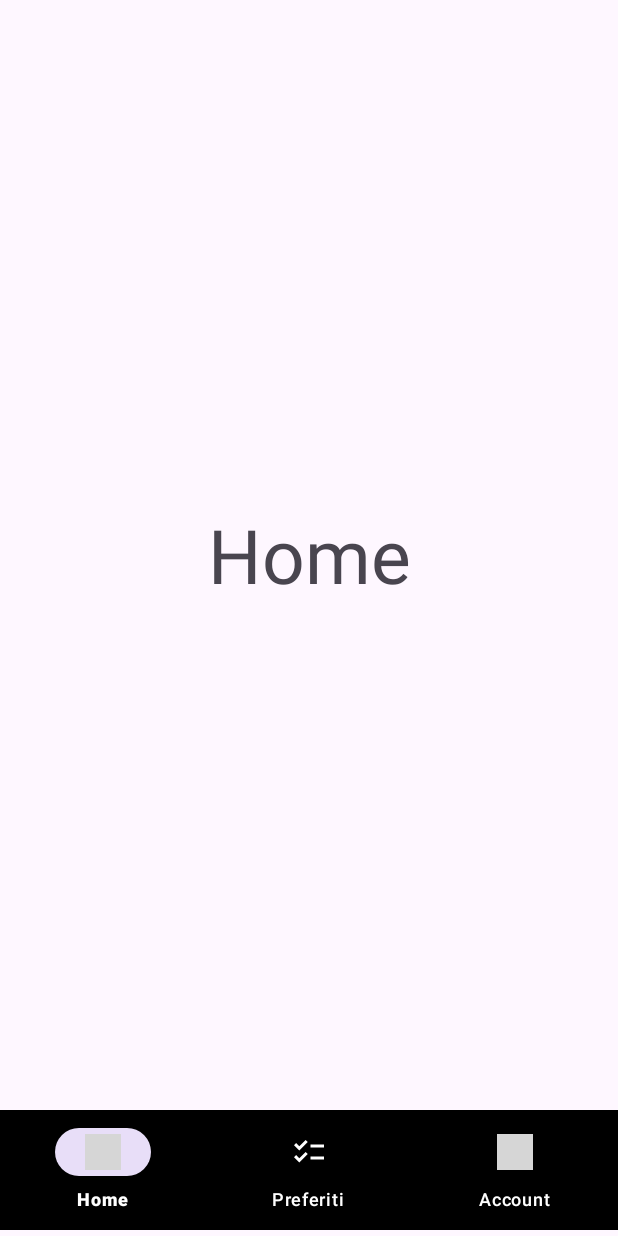
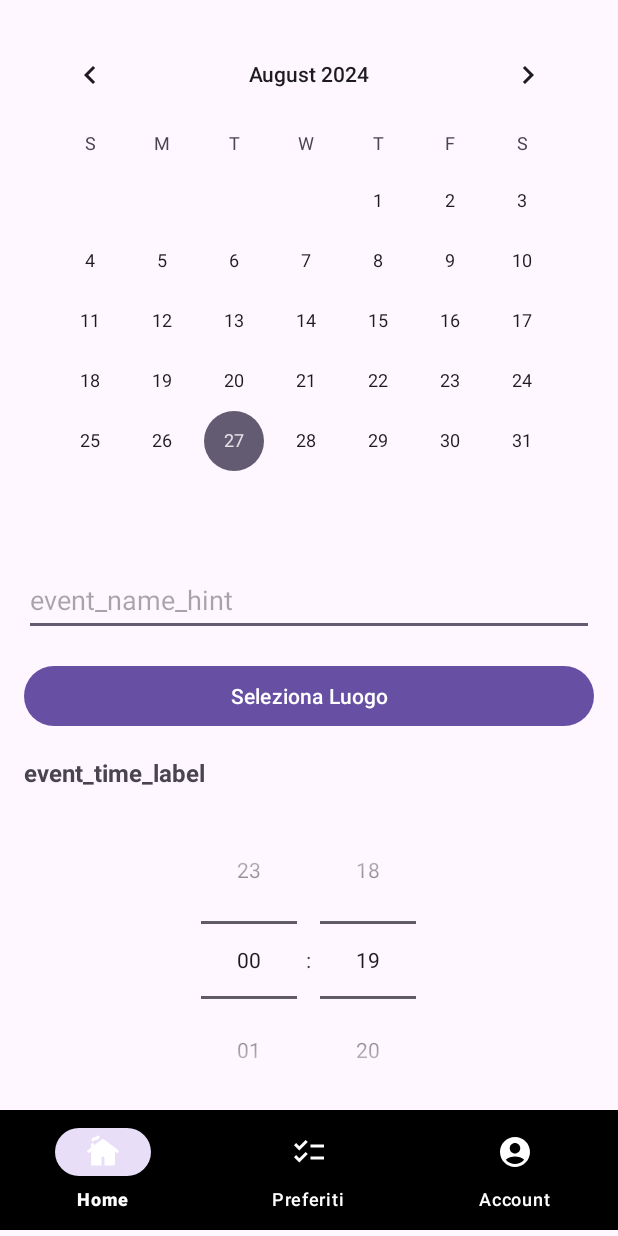
Before and after one commit to TommasoMariani/Agenda, an Android app: the screen it shows after launch once a user with an empty profile is signed in (MainActivity), on a phone screen of 412 x 824 dp. Run offline under Robolectric (Android 15) with nearby library versions, the phone set to English and light mode, and no system bars; our stand-ins replace Firebase (no records; nobody signed in at launch, a user with empty details on screens opened directly); grey boxes are pictures that could not be loaded.

Commit message:
creazione pagina home (Agenda) e test su telefono

```diff
--- a/app/src/main/java/com/example/agenda/Login.kt
+++ b/app/src/main/java/com/example/agenda/Login.kt
@@ -50,7 +50,6 @@ class Login : AppCompatActivity() {
             }
         }
 
-        // Configurazione dell'interfaccia a schermo intero
         ViewCompat.setOnApplyWindowInsetsListener(findViewById(R.id.main)) { v, insets ->
             val systemBars = insets.getInsets(WindowInsetsCompat.Type.systemBars())
             v.setPadding(systemBars.left, systemBars.top, systemBars.right, systemBars.bottom)
@@ -61,11 +60,11 @@ class Login : AppCompatActivity() {
     override fun onStart() {
         super.onStart()
 
-        // Se l'utente è già autenticato, lo reindirizziamo alla MainActivity
+        // Se l'utente è già autenticato, lo reindirizza alla MainActivity
         if (firebaseAuth.currentUser != null) {
             val intent = Intent(this, MainActivity::class.java)
             startActivity(intent)
-            finish() // Chiudiamo l'attività corrente per impedire il ritorno al login
+            finish() //
         }
     }
 }
--- a/app/src/main/java/com/example/agenda/MainActivity.kt
+++ b/app/src/main/java/com/example/agenda/MainActivity.kt
@@ -14,7 +14,7 @@ import com.google.android.material.bottomnavigation.BottomNavigationView
 class MainActivity : AppCompatActivity() {
     override fun onCreate(savedInstanceState: Bundle?) {
         super.onCreate(savedInstanceState)
-        setContentView(R.layout.activity_main) // Deve essere chiamato prima di accedere alle view
+        setContentView(R.layout.activity_main)
 
         enableEdgeToEdge()
 
@@ -22,7 +22,6 @@ class MainActivity : AppCompatActivity() {
         val fragmentPreferiti = FragmentPreferiti()
         val fragmentImpostazioni = FragmentImpostazioni()
 
-        // Carica il primo Fragment (Home) all'avvio
         makeCurrentFragment(fragmentHome)
 
         val bottomNavigation = findViewById<BottomNavigationView>(R.id.navMenu)
@@ -53,7 +52,7 @@ class MainActivity : AppCompatActivity() {
 
     private fun makeCurrentFragment(fragment: Fragment) =
         supportFragmentManager.beginTransaction().apply {
-            replace(R.id.wrapper, fragment) // Usa l'ID "wrapper" dal layout XML
+            replace(R.id.wrapper, fragment)
             commit()
         }
 }
--- a/app/src/main/java/com/example/agenda/Registrazione.kt
+++ b/app/src/main/java/com/example/agenda/Registrazione.kt
@@ -17,7 +17,6 @@ class Registrazione : AppCompatActivity() {
     override fun onCreate(savedInstanceState: Bundle?) {
         super.onCreate(savedInstanceState)
 
-        // Inizializzazione del binding e FirebaseAuth
         binding = ActivityRegistrazioneBinding.inflate(layoutInflater)
         setContentView(binding.root)
 
@@ -33,7 +32,7 @@ class Registrazione : AppCompatActivity() {
             val pass = binding.password.text.toString()
             val confPass = binding.confermaPassword.text.toString()
 
-            // Controllo che tutti i campi siano riempiti
+           //controllo campi
             if (email.isNotEmpty() && pass.isNotEmpty() && confPass.isNotEmpty()) {
                 // Controllo che le password corrispondano
                 if (pass == confPass) {
@@ -55,7 +54,7 @@ class Registrazione : AppCompatActivity() {
             }
         }
 
-        // Configurazione dell'interfaccia a schermo intero
+
         ViewCompat.setOnApplyWindowInsetsListener(findViewById(R.id.main)) { v, insets ->
             val systemBars = insets.getInsets(WindowInsetsCompat.Type.systemBars())
             v.setPadding(systemBars.left, systemBars.top, systemBars.right, systemBars.bottom)
--- a/app/src/main/java/com/example/agenda/fragment/FragmentHome.kt
+++ b/app/src/main/java/com/example/agenda/fragment/FragmentHome.kt
@@ -1,60 +1,124 @@
 package com.example.agenda.fragment
 
+import android.app.Activity
+import android.content.Intent
 import android.os.Bundle
-import androidx.fragment.app.Fragment
 import android.view.LayoutInflater
 import android.view.View
 import android.view.ViewGroup
+import android.widget.*
+import androidx.fragment.app.Fragment
+import androidx.appcompat.widget.SwitchCompat
 import com.example.agenda.R
+import com.google.firebase.database.DatabaseReference
+import com.google.firebase.database.FirebaseDatabase
 
-// TODO: Rename parameter arguments, choose names that match
-// the fragment initialization parameters, e.g. ARG_ITEM_NUMBER
-private const val ARG_PARAM1 = "param1"
-private const val ARG_PARAM2 = "param2"
+class FragmentHome : Fragment() {
 
-/**
- * A simple [Fragment] subclass.
- * Use the [FragmentHome.newInstance] factory method to
- * create an instance of this fragment.
- */
-class FragmentHome : Fragment() {
-    // TODO: Rename and change types of parameters
-    private var param1: String? = null
-    private var param2: String? = null
 
-    override fun onCreate(savedInstanceState: Bundle?) {
-        super.onCreate(savedInstanceState)
-        arguments?.let {
-            param1 = it.getString(ARG_PARAM1)
-            param2 = it.getString(ARG_PARAM2)
-        }
-    }
+    private lateinit var calendarView: CalendarView
+    private lateinit var eventName: EditText
+    private lateinit var selectLocationButton: Button
+    private lateinit var eventTimePicker: TimePicker
+    private lateinit var notificationSwitch: SwitchCompat
+    private lateinit var addEventButton: Button
+    private lateinit var database: DatabaseReference
+
+    private var selectedDate: String = ""
+    private var selectedTime: String = ""
 
     override fun onCreateView(
         inflater: LayoutInflater, container: ViewGroup?,
         savedInstanceState: Bundle?
     ): View? {
-        // Inflate the layout for this fragment
-        return inflater.inflate(R.layout.fragment_home, container, false)
+
+        val view = inflater.inflate(R.layout.fragment_home, container, false)
+
+
+        database = FirebaseDatabase.getInstance().getReference("events")
+
+        // Collegamento delle viste
+        calendarView = view.findViewById(R.id.calendarView)
+        eventName = view.findViewById(R.id.eventName)
+        selectLocationButton = view.findViewById(R.id.selezionaLuogo) // Corretto qui
+        eventTimePicker = view.findViewById(R.id.eventTimePicker)
+        notificationSwitch = view.findViewById(R.id.notificationSwitch)
+        addEventButton = view.findViewById(R.id.addEventButton)
+
+        // Configurazione del CalendarView
+        calendarView.setOnDateChangeListener { _, year, month, dayOfMonth ->
+            selectedDate = "$dayOfMonth/${month + 1}/$year"
+        }
+
+        // Configurazione del TimePicker
+        eventTimePicker.setIs24HourView(true)
+        eventTimePicker.setOnTimeChangedListener { _, hourOfDay, minute ->
+            selectedTime = String.format("%02d:%02d", hourOfDay, minute)
+        }
+
+        // Gestione del pulsante per selezionare la posizione
+        selectLocationButton.setOnClickListener {
+            // Implementazione per selezionare il luogo (da aggiungere)
+            val intent = Intent(context, Mappa::class.java) // Sostituisci con la tua attività per la mappa
+            startActivityForResult(intent, 1)
+        }
+
+        // Gestione del pulsante per aggiungere un evento
+        addEventButton.setOnClickListener {
+            addEventToFirebase()
+        }
+
+        return view
     }
 
-    companion object {
-        /**
-         * Use this factory method to create a new instance of
-         * this fragment using the provided parameters.
-         *
-         * @param param1 Parameter 1.
-         * @param param2 Parameter 2.
-         * @return A new instance of fragment FragmentHome.
-         */
-        // TODO: Rename and change types and number of parameters
-        @JvmStatic
-        fun newInstance(param1: String, param2: String) =
-            FragmentHome().apply {
-                arguments = Bundle().apply {
-                    putString(ARG_PARAM1, param1)
-                    putString(ARG_PARAM2, param2)
-                }
+    // Funzione per aggiungere un evento a Firebase
+    private fun addEventToFirebase() {
+        val name = eventName.text.toString()
+        val location = selectLocationButton.text.toString()
+        val notificationsEnabled = notificationSwitch.isChecked
+
+        if (name.isEmpty() || selectedDate.isEmpty() || selectedTime.isEmpty()) {
+            Toast.makeText(context, "Completa tutti i campi obbligatori", Toast.LENGTH_SHORT).show()
+            return
+        }
+
+        val eventId = database.push().key!!
+        val event = Event(eventId, name, selectedDate, selectedTime, location, notificationsEnabled)
+
+        database.child(eventId).setValue(event).addOnCompleteListener {
+            if (it.isSuccessful) {
+                Toast.makeText(context, "Evento aggiunto con successo", Toast.LENGTH_SHORT).show()
+                resetFields()
+            } else {
+                Toast.makeText(context, "Errore durante l'aggiunta dell'evento", Toast.LENGTH_SHORT).show()
             }
+        }
     }
+
+    // Funzione per resettare i campi dopo l'aggiunta dell'evento
+    private fun resetFields() {
+        eventName.text.clear()
+        selectLocationButton.text = getString(R.string.selezionaLuogoooo) // Corretto qui
+        notificationSwitch.isChecked = false
+        eventTimePicker.currentHour = 0
+        eventTimePicker.currentMinute = 0
+    }
+
+    override fun onActivityResult(requestCode: Int, resultCode: Int, data: Intent?) {
+        super.onActivityResult(requestCode, resultCode, data)
+        if (requestCode == 1 && resultCode == Activity.RESULT_OK) { // Corretto qui
+            val location = data?.getStringExtra("location")
+            selectLocationButton.text = location
+        }
+    }
+
+    // Classe per rappresentare l'evento
+    data class Event(
+        val id: String,
+        val name: String,
+        val date: String,
+        val time: String,
+        val location: String,
+        val notificationsEnabled: Boolean
+    )
 }
--- a/app/src/main/java/com/example/agenda/fragment/FragmentImpostazioni.kt
+++ b/app/src/main/java/com/example/agenda/fragment/FragmentImpostazioni.kt
@@ -61,7 +61,6 @@ class FragmentImpostazioni : Fragment() {
         val notificationSwitch = view.findViewById<Switch>(R.id.switchNotifiche)
         notificationSwitch.isChecked = sharedPreferences.getBoolean("notifications_enabled", false)
 
-        // Listener per salvare lo stato dello Switch nelle SharedPreferences
         notificationSwitch.setOnCheckedChangeListener { _, isChecked ->
             sharedPreferences.edit().putBoolean("notifications_enabled", isChecked).apply()
             if (isChecked) {
@@ -77,7 +76,6 @@ class FragmentImpostazioni : Fragment() {
             logout()
         }
 
-        // Restituisce la View per essere visualizzata dal Fragment
         return view
     }
 
--- /dev/null
+++ b/app/src/main/res/drawable/account.xml
@@ -0,0 +1,5 @@
+<vector xmlns:android="http://schemas.android.com/apk/res/android" android:height="24dp" android:tint="#FFFFFF" android:viewportHeight="24" android:viewportWidth="24" android:width="24dp">
+
+    <path android:fillColor="@android:color/white" android:pathData="M12,2C6.48,2 2,6.48 2,12s4.48,10 10,10s10,-4.48 10,-10S17.52,2 12,2zM12,6c1.93,0 3.5,1.57 3.5,3.5S13.93,13 12,13s-3.5,-1.57 -3.5,-3.5S10.07,6 12,6zM12,20c-2.03,0 -4.43,-0.82 -6.14,-2.88C7.55,15.8 9.68,15 12,15s4.45,0.8 6.14,2.12C16.43,19.18 14.03,20 12,20z"/>
+
+</vector>
--- /dev/null
+++ b/app/src/main/res/drawable/main.xml
@@ -0,0 +1,5 @@
+<vector xmlns:android="http://schemas.android.com/apk/res/android" android:height="24dp" android:tint="#FFFFFF" android:viewportHeight="24" android:viewportWidth="24" android:width="24dp">
+
+    <path android:fillColor="@android:color/white" android:pathData="M22.39,12.19c0.34,-0.44 0.25,-1.07 -0.19,-1.4l-9.6,-7.33c-0.36,-0.27 -0.86,-0.27 -1.21,0L6,7.58V7c0,-0.55 -0.45,-1 -1,-1S4,6.45 4,7v2.11l-2.21,1.68c-0.44,0.33 -0.52,0.96 -0.19,1.4c0.34,0.44 0.96,0.52 1.4,0.19L4,11.62V20c0,0.55 0.45,1 1,1h6v-5c0,-0.55 0.45,-1 1,-1s1,0.45 1,1v5h6c0.55,0 1,-0.45 1,-1v-8.38l0.99,0.76C21.43,12.72 22.06,12.63 22.39,12.19zM5.27,5c-0.74,0 -1.26,-0.8 -0.9,-1.45C4.89,2.62 5.87,2 7,2c0.38,0 0.72,-0.22 0.89,-0.53C8.04,1.16 8.39,1 8.73,1c0.74,0 1.26,0.8 0.9,1.45C9.11,3.38 8.13,4 7,4C6.62,4 6.28,4.22 6.11,4.53C5.96,4.84 5.61,5 5.27,5z"/>
+
+</vector>
--- a/app/src/main/res/layout/fragment_home.xml
+++ b/app/src/main/res/layout/fragment_home.xml
@@ -1,16 +1,77 @@
 <?xml version="1.0" encoding="utf-8"?>
-<FrameLayout xmlns:android="http://schemas.android.com/apk/res/android"
+<ScrollView xmlns:android="http://schemas.android.com/apk/res/android"
     xmlns:tools="http://schemas.android.com/tools"
     android:layout_width="match_parent"
     android:layout_height="match_parent"
     tools:context=".fragment.FragmentHome">
 
-    <!-- TODO: Update blank fragment layout -->
-    <TextView
-        android:textSize="50sp"
-        android:gravity="center"
+    <LinearLayout
         android:layout_width="match_parent"
-        android:layout_height="match_parent"
-        android:text="Home" />
+        android:layout_height="wrap_content"
+        android:orientation="vertical"
+        android:padding="16dp">
 
-</FrameLayout>
+        <!-- Visualizzazione del Calendario -->
+        <CalendarView
+            android:id="@+id/calendarView"
+            android:layout_width="match_parent"
+            android:layout_height="wrap_content"
+            android:layout_marginBottom="16dp"/>
+
+        <!-- Campo per il Nome dell'Evento -->
+        <EditText
+            android:id="@+id/eventName"
+            android:layout_width="match_parent"
+            android:layout_height="48dp"
+            android:hint="event_name_hint"
+            android:inputType="text"
+            android:layout_marginTop="6dp"
+            android:autofillHints="username" />
+
+        <!-- Selettore di Luogo con Mappa -->
+
+
+        <!-- Sezione per la Selezione dell'Orario dell'Evento -->
+        <Button
+            android:id="@+id/selezionaLuogo"
+            android:layout_width="match_parent"
+            android:layout_height="48dp"
+            android:layout_marginTop="16dp"
+            android:text="Seleziona Luogo" />
+
+        <TextView
+            android:id="@+id/eventTimeLabel"
+            android:layout_width="match_parent"
+            android:layout_height="wrap_content"
+            android:text="event_time_label"
+            android:layout_marginTop="16dp"
+            android:textSize="16sp"
+            android:textStyle="bold" />
+
+        <TimePicker
+            android:id="@+id/eventTimePicker"
+            android:layout_width="match_parent"
+            android:layout_height="wrap_content"
+            android:timePickerMode="spinner"
+            android:layout_marginTop="8dp" />
+
+        <!-- Sezione per Attivare le Notifiche dell'Evento -->
+        <androidx.appcompat.widget.SwitchCompat
+            android:id="@+id/notificationSwitch"
+            android:layout_width="match_parent"
+            android:layout_height="48dp"
+            android:layout_marginTop="16dp"
+            android:text="enable_notifications" />
+
+
+        <!-- Pulsante per Aggiungere un Nuovo Evento -->
+        <Button
+            android:id="@+id/addEventButton"
+            android:layout_width="match_parent"
+            android:layout_height="48dp"
+            android:text="add_event_button"
+            android:layout_marginTop="16dp" />
+
+    </LinearLayout>
+
+</ScrollView>
--- a/app/src/main/res/values/strings.xml
+++ b/app/src/main/res/values/strings.xml
@@ -1,6 +1,9 @@
 <?xml version="1.0" encoding="utf-8"?>
 <resources>
     <string name="app_name" translatable="false">Agenda</string>
+
+    <!-- Altre stringhe -->
+    <string name="selezionaLuogoooo">Seleziona il luogo</string>
 
     <string-array name="lingue">
         <item>English</item>
@@ -8,6 +11,11 @@
         <item>Español</item>
         <item>Deutsch</item>
     </string-array>
-    <!-- TODO: Remove or change this placeholder text -->
+
+    <!-- Placeholder text (potresti voler rimuovere o modificare in futuro) -->
     <string name="hello_blank_fragment">Hello blank fragment</string>
+    <string name="title_activity_mappa">Mappa</string>
+
+    <!-- Aggiunta della stringa richiesta per il canale di notifica -->
+    <string name="default_notification_channel_id">default_channel</string>
 </resources>
--- a/gradle/libs.versions.toml
+++ b/gradle/libs.versions.toml
@@ -11,6 +11,8 @@ activity = "1.9.1"
 constraintlayout = "2.1.4"
 googleGmsGoogleServices = "4.4.2"
 firebaseAuth = "23.0.0"
+googleAndroidLibrariesMapsplatformSecretsGradlePlugin = "2.0.1"
+playServicesMaps = "19.0.0"
 
 [libraries]
 androidx-core-ktx = { group = "androidx.core", name = "core-ktx", version.ref = "coreKtx" }
@@ -22,8 +24,10 @@ material = { group = "com.google.android.material", name = "material", version.r
 androidx-activity = { group = "androidx.activity", name = "activity", version.ref = "activity" }
 androidx-constraintlayout = { group = "androidx.constraintlayout", name = "constraintlayout", version.ref = "constraintlayout" }
 firebase-auth = { group = "com.google.firebase", name = "firebase-auth", version.ref = "firebaseAuth" }
+play-services-maps = { group = "com.google.android.gms", name = "play-services-maps", version.ref = "playServicesMaps" }
 
 [plugins]
 android-application = { id = "com.android.application", version.ref = "agp" }
 jetbrains-kotlin-android = { id = "org.jetbrains.kotlin.android", version.ref = "kotlin" }
 google-gms-google-services = { id = "com.google.gms.google-services", version.ref = "googleGmsGoogleServices" }
+google-android-libraries-mapsplatform-secrets-gradle-plugin = { id = "com.google.android.libraries.mapsplatform.secrets-gradle-plugin", version.ref = "googleAndroidLibrariesMapsplatformSecretsGradlePlugin" }
```
Also changed, not shown: app/build.gradle (+10 -2 lines), app/src/main/AndroidManifest.xml (+23 -2 lines), app/src/main/java/com/example/agenda/Utente.kt (+4 -5 lines), app/src/main/java/com/example/agenda/fragment/Mappa.kt (added, +33 -0 lines), app/src/main/res/layout/activity_mappa.xml (added, +22 -0 lines), build.gradle (+6 -1 lines).
